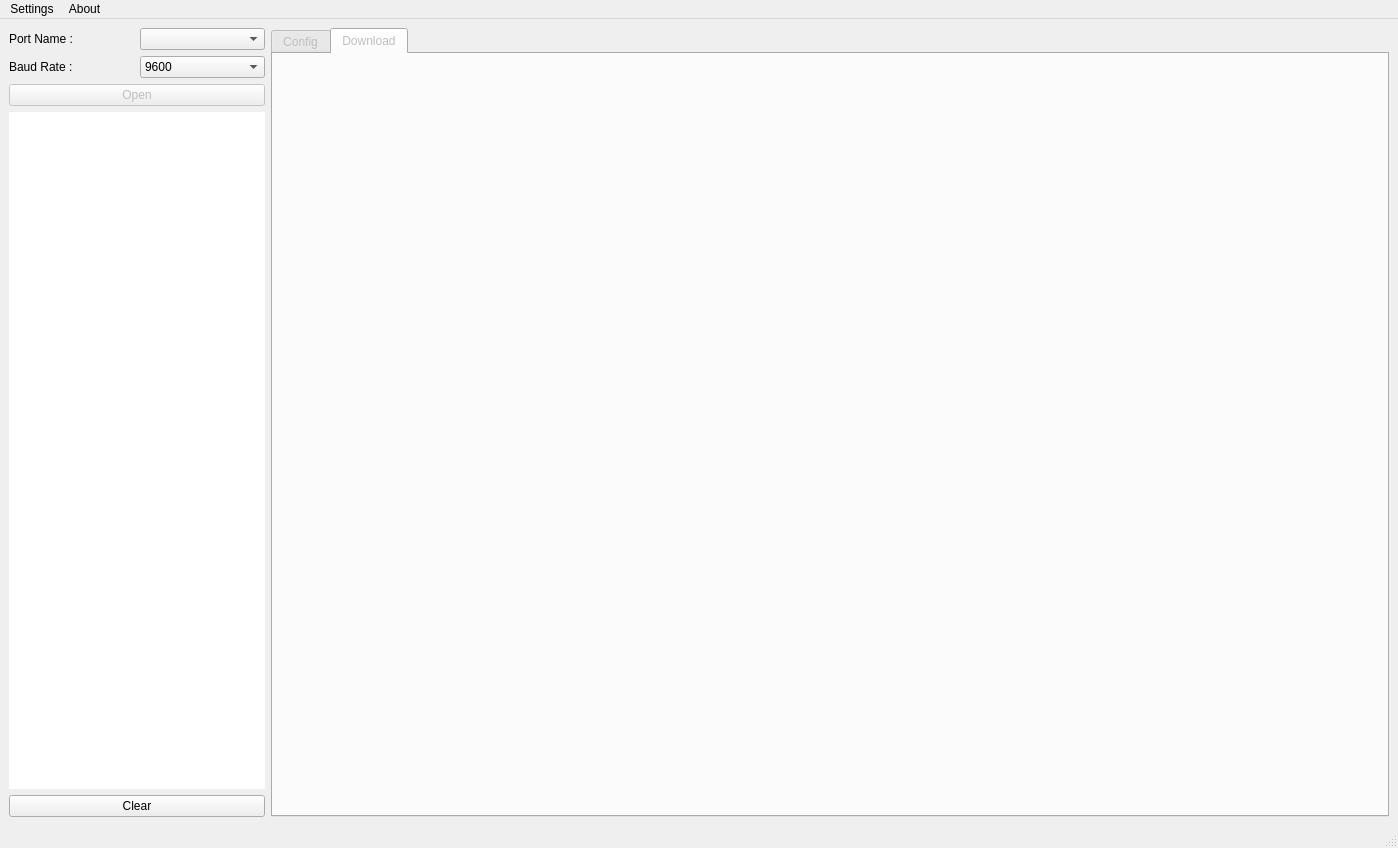
Before: the Qt Designer form mainwindow.ui in tvoffshore/Gen4_PSD_Software, drawn with Qt 5.
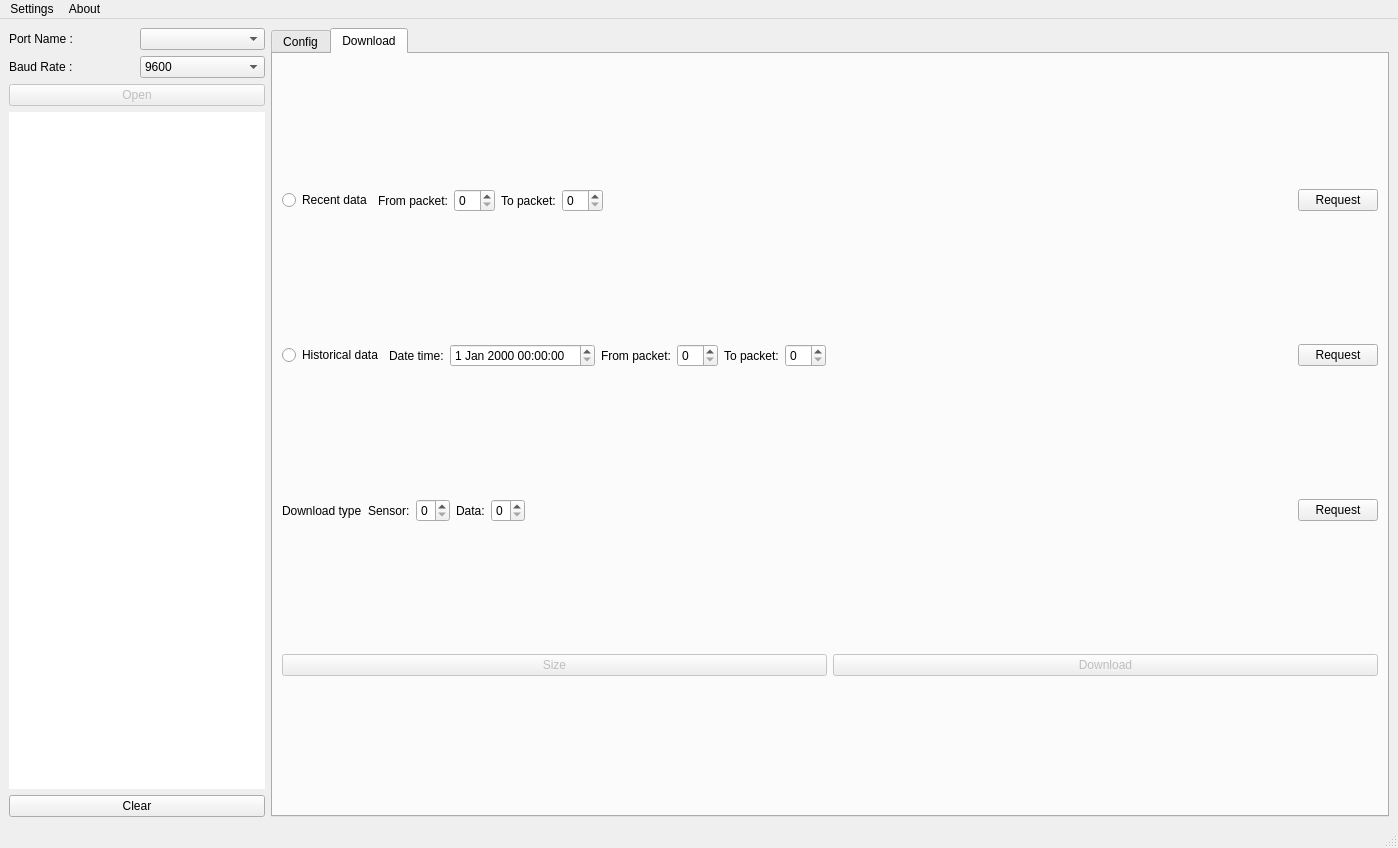
After: the same form once the commit is applied. The open tabs and pages were chosen to show the change.

Patch:
```diff
--- a/mainwindow.ui
+++ b/mainwindow.ui
@@ -143,7 +143,7 @@
     <item row="0" column="1">
      <widget class="QTabWidget" name="tabWidget">
       <property name="enabled">
-       <bool>false</bool>
+       <bool>true</bool>
       </property>
       <property name="currentIndex">
        <number>0</number>
@@ -154,9 +154,209 @@
        </attribute>
       </widget>
       <widget class="QWidget" name="tabDownload">
+       <property name="enabled">
+        <bool>true</bool>
+       </property>
        <attribute name="title">
         <string>Download</string>
        </attribute>
+       <layout class="QVBoxLayout" name="verticalLayout">
+        <item>
+         <layout class="QHBoxLayout" name="horizontalLayoutRecent">
+          <item>
+           <widget class="QRadioButton" name="radioButtonRecent">
+            <property name="text">
+             <string>Recent data</string>
+            </property>
+           </widget>
+          </item>
+          <item>
+           <widget class="QLabel" name="labelRecentPackFrom">
+            <property name="text">
+             <string>From packet:</string>
+            </property>
+           </widget>
+          </item>
+          <item>
+           <widget class="QSpinBox" name="spinBoxRecentPackFrom"/>
+          </item>
+          <item>
+           <widget class="QLabel" name="labelRecentPackTo">
+            <property name="text">
+             <string>To packet:</string>
+            </property>
+           </widget>
+          </item>
+          <item>
+           <widget class="QSpinBox" name="spinBoxRecentPackTo"/>
+          </item>
+          <item>
+           <spacer name="horizontalRecent">
+            <property name="orientation">
+             <enum>Qt::Orientation::Horizontal</enum>
+            </property>
+            <property name="sizeHint" stdset="0">
+             <size>
+              <width>40</width>
+              <height>20</height>
+             </size>
+            </property>
+           </spacer>
+          </item>
+          <item>
+           <widget class="QPushButton" name="pushButtonRecentRequest">
+            <property name="text">
+             <string>Request</string>
+            </property>
+           </widget>
+          </item>
+         </layout>
+        </item>
+        <item>
+         <layout class="QHBoxLayout" name="horizontalLayoutHistoric">
+          <item>
+           <widget class="QRadioButton" name="radioButtonHistoric">
+            <property name="text">
+             <string>Historical data</string>
+            </property>
+           </widget>
+          </item>
+          <item>
+           <widget class="QLabel" name="labelHistoricDateTime">
+            <property name="text">
+             <string>Date time:</string>
+            </property>
+           </widget>
+          </item>
+          <item>
+           <widget class="QDateTimeEdit" name="dateTimeEditHistoric"/>
+          </item>
+          <item>
+           <widget class="QLabel" name="labelHistoricPacketFrom">
+            <property name="text">
+             <string>From packet:</string>
+            </property>
+           </widget>
+          </item>
+          <item>
+           <widget class="QSpinBox" name="spinBoxHistoricPacketFrom"/>
+          </item>
+          <item>
+           <widget class="QLabel" name="labelHistoricPacketTo">
+            <property name="text">
+             <string>To packet:</string>
+            </property>
+           </widget>
+          </item>
+          <item>
+           <widget class="QSpinBox" name="spinBoxHistoricPacketTo"/>
+          </item>
+          <item>
+           <spacer name="horizontalSpacerHistoric">
+            <property name="orientation">
+             <enum>Qt::Orientation::Horizontal</enum>
+            </property>
+            <property name="sizeHint" stdset="0">
+             <size>
+              <width>40</width>
+              <height>20</height>
+             </size>
+            </property>
+           </spacer>
+          </item>
+          <item>
+           <widget class="QPushButton" name="pushButtonHistoricRequest">
+            <property name="text">
+             <string>Request</string>
+            </property>
+           </widget>
+          </item>
+         </layout>
+        </item>
+        <item>
+         <layout class="QHBoxLayout" name="horizontalLayoutType">
+          <item>
+           <widget class="QLabel" name="labelType">
+            <property name="text">
+             <string>Download type</string>
+            </property>
+           </widget>
+          </item>
+          <item>
+           <widget class="QLabel" name="labelTypeSensor">
+            <property name="text">
+             <string>Sensor:</string>
+            </property>
+           </widget>
+          </item>
+          <item>
+           <widget class="QSpinBox" name="spinBoxTypeSensor">
+            <property name="maximum">
+             <number>5</number>
+            </property>
+           </widget>
+          </item>
+          <item>
+           <widget class="QLabel" name="labelTypeData">
+            <property name="text">
+             <string>Data:</string>
+            </property>
+           </widget>
+          </item>
+          <item>
+           <widget class="QSpinBox" name="spinBoxTypeData">
+            <property name="maximum">
+             <number>2</number>
+            </property>
+           </widget>
+          </item>
+          <item>
+           <spacer name="horizontalSpacerType">
+            <property name="orientation">
+             <enum>Qt::Orientation::Horizontal</enum>
+            </property>
+            <property name="sizeHint" stdset="0">
+             <size>
+              <width>40</width>
+              <height>20</height>
+             </size>
+            </property>
+           </spacer>
+          </item>
+          <item>
+           <widget class="QPushButton" name="pushButtonTypeRequest">
+            <property name="text">
+             <string>Request</string>
+            </property>
+           </widget>
+          </item>
+         </layout>
+        </item>
+        <item>
+         <layout class="QHBoxLayout" name="horizontalLayout">
+          <item>
+           <widget class="QPushButton" name="pushButtonSize">
+            <property name="enabled">
+             <bool>false</bool>
+            </property>
+            <property name="text">
+             <string>Size</string>
+            </property>
+           </widget>
+          </item>
+          <item>
+           <widget class="QPushButton" name="pushButtonDownload">
+            <property name="enabled">
+             <bool>false</bool>
+            </property>
+            <property name="text">
+             <string>Download</string>
+            </property>
+           </widget>
+          </item>
+         </layout>
+        </item>
+       </layout>
       </widget>
      </widget>
     </item>
```
Left out of the diff: 2 changed lines with no effect on the pictures.
